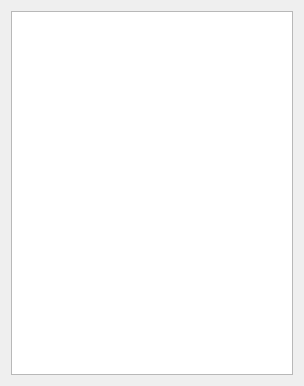
kambala-decapitator/HornAppDesktop, file widget.ui: the form before one commit.
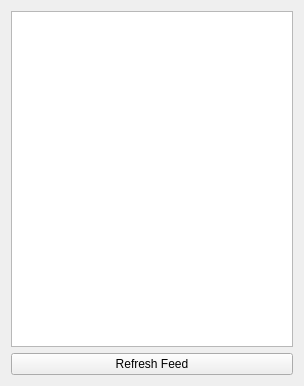
The form after the commit. Custom widgets are drawn as their Qt base class.

Commit message: add button to refresh feed

```diff
--- a/widget.ui
+++ b/widget.ui
@@ -13,7 +13,7 @@
   <property name="windowTitle">
    <string>Widget</string>
   </property>
-  <layout class="QHBoxLayout" name="horizontalLayout">
+  <layout class="QVBoxLayout" name="verticalLayout">
    <item>
     <widget class="FeedListView" name="listView">
      <property name="horizontalScrollBarPolicy">
@@ -33,6 +33,13 @@
      </property>
     </widget>
    </item>
+   <item>
+    <widget class="QPushButton" name="refreshButton">
+     <property name="text">
+      <string>Refresh Feed</string>
+     </property>
+    </widget>
+   </item>
   </layout>
  </widget>
  <layoutdefault spacing="6" margin="11"/>
```
The commit also changes 3 other files.
